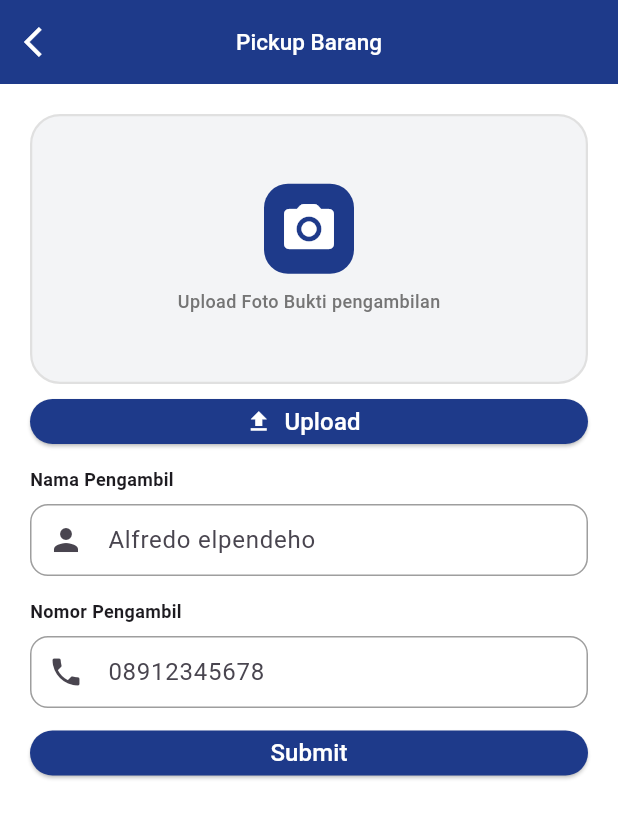
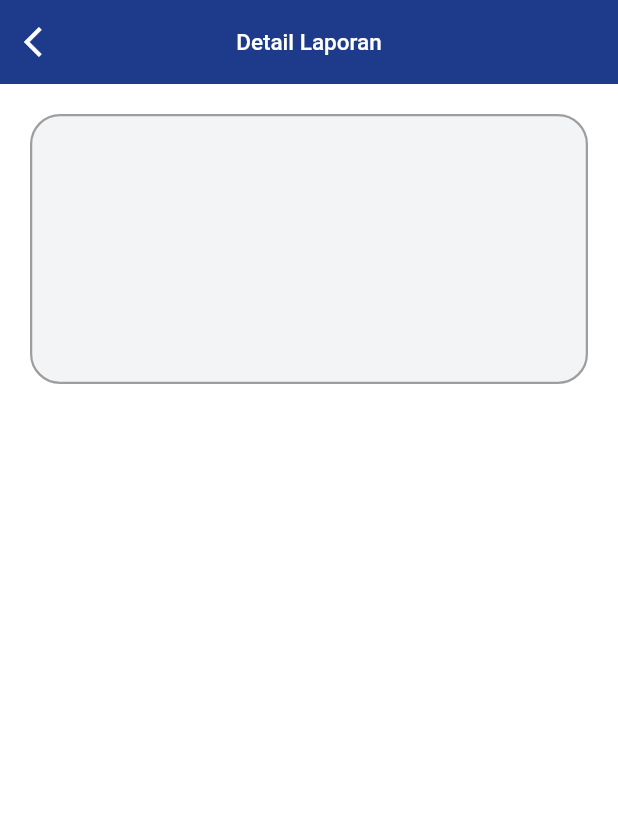
Before and after one commit to AryaPutra-i/lostify, a Flutter app: the screen it shows after launch, after a tap on the "arrow back ios" icon, on a phone screen of 412 x 824 dp. Shown: the top 818 px of the screen. Run offline on Flutter 3.47's test engine with Material 3 defaults, Android fonts, the phone set to English and light mode, and no system bars; our stand-ins replace image_picker, shared_preferences; accounts and stored records are empty.

Commit message:
update view detail laporan

```diff
--- /dev/null
+++ b/lib/Detail_laporan/detail_laporan.dart
@@ -0,0 +1,58 @@
+import 'package:flutter/material.dart';
+
+class datailLaporan extends StatefulWidget {
+  const datailLaporan({super.key});
+
+  @override
+  State<datailLaporan> createState() => _datailLaporanState();
+}
+
+class _datailLaporanState extends State<datailLaporan> {
+  @override
+  Widget build(BuildContext context) {
+    return Scaffold(
+        backgroundColor: Colors.white,
+        appBar: AppBar(
+          backgroundColor: const Color(0xFF1E3A8A), // Biru Utama
+          foregroundColor: Colors.white,
+          title: const Text(
+            'Detail Laporan',
+            style: TextStyle(fontWeight: FontWeight.w500, fontSize: 15),
+          ),
+          centerTitle: true,
+          leading: IconButton(
+            icon: const Icon(Icons.arrow_back_ios),
+            onPressed: () {
+              if (Navigator.canPop(context)) {
+                Navigator.pop(context);
+              } else {}
+            },
+          ),
+        ),
+        body: SingleChildScrollView(
+          padding: const EdgeInsets.all(20),
+          child: Column(
+            crossAxisAlignment: CrossAxisAlignment.start,
+            children: [
+              Center(
+                child: Container(
+                  width: double.infinity,
+                  height: 180,
+                  decoration: BoxDecoration(
+                    color: const Color(0xFFF3F4F6),
+                    borderRadius: BorderRadius.circular(20),
+                    border: Border.all(
+                      color: Colors.grey,
+                      style: BorderStyle.solid,
+                      width: 1.5,
+                    ),
+                  ),
+                ),
+              ),
+              const SizedBox(height: 20),
+            ],
+          ),
+        ),
+    );
+  }
+}
--- a/lib/main.dart
+++ b/lib/main.dart
@@ -1,4 +1,5 @@
 import 'package:flutter/material.dart';
+import 'package:lostify_app/Detail_laporan/detail_laporan.dart';
 import 'package:lostify_app/views/pickup/pickup_view.dart';
 import 'package:provider/provider.dart';
 
@@ -19,6 +20,6 @@ class MyApp extends StatelessWidget {
 
   @override
   Widget build(BuildContext context) {
-    return MaterialApp(debugShowCheckedModeBanner: false, home: pickupView());
+    return MaterialApp(debugShowCheckedModeBanner: false, home: datailLaporan());
   }
 }
--- a/lib/services/auth_service.dart
+++ b/lib/services/auth_service.dart
@@ -9,7 +9,7 @@ class AuthService {
   // Untuk emulator Android: http://10.0.2.2/lostify/databasephp
   // Untuk device fisik: gunakan IP komputer Anda
   // Menggunakan port 8000 yang baru saja kita jalankan
-  static const String baseUrl = 'http://localhost/lostify/';
+  static const String baseUrl = 'http://192.168.1.8/lostify/databasephp';
 
   // Singleton pattern
   static final AuthService _instance = AuthService._internal();
--- a/lib/views/pickup/pickup_view.dart
+++ b/lib/views/pickup/pickup_view.dart
@@ -1,6 +1,6 @@
 import 'package:flutter/material.dart';
 import 'package:lostify_app/customTextField.dart';
-import 'package:lostify_app/views/cutomButton.dart';
+import 'package:lostify_app/cutomButton.dart';
 
 class pickupView extends StatefulWidget {
   const pickupView({super.key});
```
Also changed, not shown: lib/cutomButton.dart (renamed from lib/views/cutomButton.dart).
